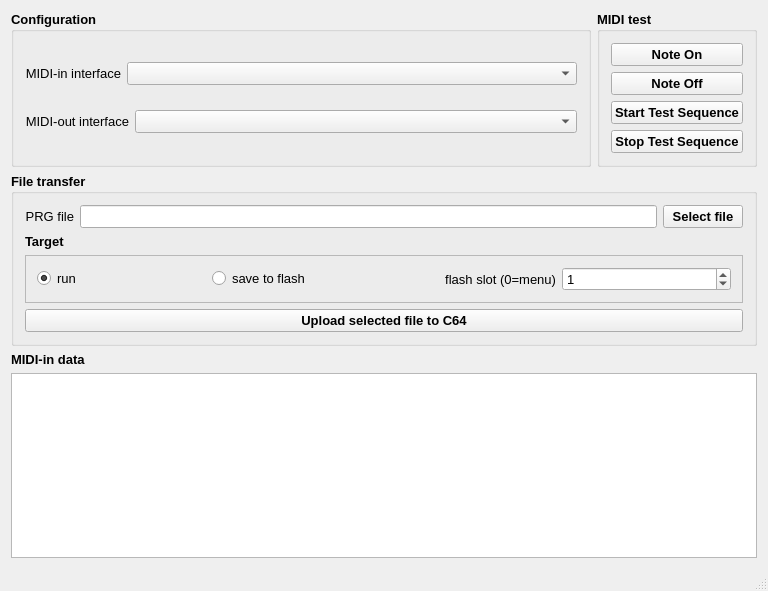
Old version of the form qt/mainwindowform.ui in the repository FrankBuss/kerberos.
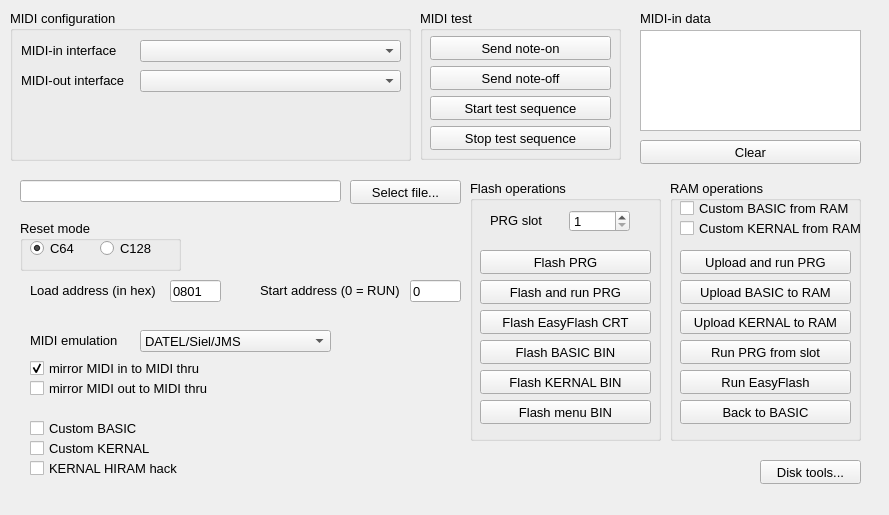
New version of the form.

The edit to the form file:
```diff
--- a/qt/mainwindowform.ui
+++ b/qt/mainwindowform.ui
@@ -6,368 +6,969 @@
    <rect>
     <x>0</x>
     <y>0</y>
-    <width>768</width>
-    <height>591</height>
+    <width>889</width>
+    <height>515</height>
    </rect>
   </property>
   <property name="windowTitle">
-   <string>C64 MIDI File Transfer</string>
+   <string>Kerberos MIDI File Transfer</string>
   </property>
   <property name="statusTip">
    <string/>
   </property>
   <widget class="QWidget" name="centralwidget">
-   <layout class="QVBoxLayout" name="verticalLayout_4">
-    <item>
-     <layout class="QHBoxLayout" name="horizontalLayout_3">
-      <item>
-       <widget class="QGroupBox" name="groupBox">
-        <property name="font">
-         <font>
-          <pointsize>10</pointsize>
-          <weight>75</weight>
-          <bold>true</bold>
-         </font>
-        </property>
-        <property name="title">
-         <string>Configuration</string>
-        </property>
-        <layout class="QVBoxLayout" name="verticalLayout_2">
-         <item>
-          <layout class="QHBoxLayout" name="horizontalLayout_2">
-           <item>
-            <widget class="QLabel" name="label">
-             <property name="font">
-              <font>
-               <pointsize>10</pointsize>
-               <weight>50</weight>
-               <bold>false</bold>
-              </font>
-             </property>
-             <property name="text">
-              <string>MIDI-in interface</string>
-             </property>
-             <property name="alignment">
-              <set>Qt::AlignRight|Qt::AlignTrailing|Qt::AlignVCenter</set>
-             </property>
-            </widget>
-           </item>
-           <item>
-            <widget class="QComboBox" name="midiInInterfacesComboBox">
-             <property name="sizePolicy">
-              <sizepolicy hsizetype="Expanding" vsizetype="Fixed">
-               <horstretch>0</horstretch>
-               <verstretch>0</verstretch>
-              </sizepolicy>
-             </property>
-             <property name="font">
-              <font>
-               <weight>50</weight>
-               <bold>false</bold>
-              </font>
-             </property>
-            </widget>
-           </item>
-          </layout>
-         </item>
-         <item>
-          <layout class="QHBoxLayout" name="horizontalLayout_5">
-           <item>
-            <widget class="QLabel" name="label_5">
-             <property name="font">
-              <font>
-               <pointsize>10</pointsize>
-               <weight>50</weight>
-               <bold>false</bold>
-              </font>
-             </property>
-             <property name="text">
-              <string>MIDI-out interface</string>
-             </property>
-             <property name="alignment">
-              <set>Qt::AlignRight|Qt::AlignTrailing|Qt::AlignVCenter</set>
-             </property>
-            </widget>
-           </item>
-           <item>
-            <widget class="QComboBox" name="midiOutInterfacesComboBox">
-             <property name="sizePolicy">
-              <sizepolicy hsizetype="Expanding" vsizetype="Fixed">
-               <horstretch>0</horstretch>
-               <verstretch>0</verstretch>
-              </sizepolicy>
-             </property>
-             <property name="font">
-              <font>
-               <weight>50</weight>
-               <bold>false</bold>
-              </font>
-             </property>
-            </widget>
-           </item>
-          </layout>
-         </item>
-        </layout>
-       </widget>
-      </item>
-      <item>
-       <widget class="QGroupBox" name="groupBox_3">
-        <property name="font">
-         <font>
-          <pointsize>10</pointsize>
-          <weight>75</weight>
-          <bold>true</bold>
-         </font>
-        </property>
-        <property name="title">
-         <string>MIDI test</string>
-        </property>
-        <layout class="QVBoxLayout" name="verticalLayout_3">
-         <item>
-          <widget class="QPushButton" name="noteOnButton">
-           <property name="font">
-            <font>
-             <weight>75</weight>
-             <bold>true</bold>
-            </font>
-           </property>
-           <property name="text">
-            <string>Note On</string>
-           </property>
-          </widget>
-         </item>
-         <item>
-          <widget class="QPushButton" name="noteOffButton">
-           <property name="font">
-            <font>
-             <weight>75</weight>
-             <bold>true</bold>
-            </font>
-           </property>
-           <property name="text">
-            <string>Note Off</string>
-           </property>
-          </widget>
-         </item>
-         <item>
-          <widget class="QPushButton" name="startTestSequenceButton">
-           <property name="text">
-            <string>Start Test Sequence</string>
-           </property>
-          </widget>
-         </item>
-         <item>
-          <widget class="QPushButton" name="stopTestSequenceButton">
-           <property name="text">
-            <string>Stop Test Sequence</string>
-           </property>
-          </widget>
-         </item>
-        </layout>
-       </widget>
-      </item>
-     </layout>
-    </item>
-    <item>
-     <widget class="QGroupBox" name="groupBox_2">
-      <property name="sizePolicy">
-       <sizepolicy hsizetype="Preferred" vsizetype="Expanding">
-        <horstretch>0</horstretch>
-        <verstretch>0</verstretch>
-       </sizepolicy>
-      </property>
-      <property name="font">
-       <font>
-        <pointsize>10</pointsize>
-        <weight>75</weight>
-        <bold>true</bold>
-       </font>
-      </property>
-      <property name="title">
-       <string>File transfer</string>
-      </property>
-      <layout class="QVBoxLayout" name="verticalLayout">
-       <item>
-        <layout class="QHBoxLayout" name="horizontalLayout">
-         <property name="topMargin">
-          <number>0</number>
-         </property>
-         <item>
-          <widget class="QLabel" name="label_2">
-           <property name="font">
-            <font>
-             <pointsize>10</pointsize>
-             <weight>50</weight>
-             <bold>false</bold>
-            </font>
-           </property>
-           <property name="text">
-            <string>PRG file</string>
-           </property>
-           <property name="alignment">
-            <set>Qt::AlignRight|Qt::AlignTrailing|Qt::AlignVCenter</set>
-           </property>
-          </widget>
-         </item>
-         <item>
-          <widget class="QLineEdit" name="fileEdit">
-           <property name="font">
-            <font>
-             <weight>50</weight>
-             <bold>false</bold>
-            </font>
-           </property>
-          </widget>
-         </item>
-         <item>
-          <widget class="QPushButton" name="selectFileButton">
-           <property name="font">
-            <font>
-             <pointsize>10</pointsize>
-             <weight>75</weight>
-             <bold>true</bold>
-            </font>
-           </property>
-           <property name="text">
-            <string>Select file</string>
-           </property>
-          </widget>
-         </item>
-        </layout>
-       </item>
-       <item>
-        <widget class="QLabel" name="label_3">
-         <property name="text">
-          <string>Target</string>
-         </property>
-        </widget>
-       </item>
-       <item>
-        <widget class="QFrame" name="frame">
-         <property name="frameShape">
-          <enum>QFrame::StyledPanel</enum>
-         </property>
-         <property name="frameShadow">
-          <enum>QFrame::Raised</enum>
-         </property>
-         <layout class="QHBoxLayout" name="horizontalLayout_4">
-          <item>
-           <widget class="QRadioButton" name="runRadioButton">
-            <property name="font">
-             <font>
-              <weight>50</weight>
-              <bold>false</bold>
-             </font>
-            </property>
-            <property name="text">
-             <string>run</string>
-            </property>
-            <property name="checked">
-             <bool>true</bool>
-            </property>
-           </widget>
-          </item>
-          <item>
-           <widget class="QRadioButton" name="saveRadioButton">
-            <property name="font">
-             <font>
-              <weight>50</weight>
-              <bold>false</bold>
-             </font>
-            </property>
-            <property name="text">
-             <string>save to flash</string>
-            </property>
-           </widget>
-          </item>
-          <item>
-           <widget class="QLabel" name="label_4">
-            <property name="font">
-             <font>
-              <weight>50</weight>
-              <bold>false</bold>
-             </font>
-            </property>
-            <property name="text">
-             <string>flash slot (0=menu)</string>
-            </property>
-            <property name="alignment">
-             <set>Qt::AlignRight|Qt::AlignTrailing|Qt::AlignVCenter</set>
-            </property>
-           </widget>
-          </item>
-          <item>
-           <widget class="QSpinBox" name="slotSpinBox">
-            <property name="font">
-             <font>
-              <weight>50</weight>
-              <bold>false</bold>
-             </font>
-            </property>
-            <property name="maximum">
-             <number>10</number>
-            </property>
-            <property name="value">
-             <number>1</number>
-            </property>
-           </widget>
-          </item>
-         </layout>
-        </widget>
-       </item>
-       <item>
-        <widget class="QPushButton" name="uploadFileButton">
-         <property name="sizePolicy">
-          <sizepolicy hsizetype="Minimum" vsizetype="Expanding">
-           <horstretch>0</horstretch>
-           <verstretch>0</verstretch>
-          </sizepolicy>
-         </property>
-         <property name="font">
-          <font>
-           <pointsize>10</pointsize>
-           <weight>75</weight>
-           <bold>true</bold>
-          </font>
-         </property>
-         <property name="text">
-          <string>Upload selected file to C64</string>
-         </property>
-        </widget>
-       </item>
-      </layout>
-     </widget>
-    </item>
-    <item>
-     <widget class="QLabel" name="label_6">
-      <property name="font">
-       <font>
-        <pointsize>10</pointsize>
-        <weight>75</weight>
-        <bold>true</bold>
-       </font>
-      </property>
-      <property name="text">
-       <string>MIDI-in data</string>
-      </property>
-     </widget>
-    </item>
-    <item>
-     <widget class="QTextEdit" name="midiInDataTextEdit"/>
-    </item>
-   </layout>
+   <widget class="QLabel" name="label_6">
+    <property name="geometry">
+     <rect>
+      <x>640</x>
+      <y>10</y>
+      <width>81</width>
+      <height>16</height>
+     </rect>
+    </property>
+    <property name="font">
+     <font>
+      <pointsize>10</pointsize>
+     </font>
+    </property>
+    <property name="text">
+     <string>MIDI-in data</string>
+    </property>
+   </widget>
+   <widget class="QTextEdit" name="midiInDataTextEdit">
+    <property name="geometry">
+     <rect>
+      <x>640</x>
+      <y>30</y>
+      <width>221</width>
+      <height>101</height>
+     </rect>
+    </property>
+    <property name="readOnly">
+     <bool>true</bool>
+    </property>
+   </widget>
+   <widget class="QLineEdit" name="fileEdit">
+    <property name="geometry">
+     <rect>
+      <x>20</x>
+      <y>180</y>
+      <width>321</width>
+      <height>22</height>
+     </rect>
+    </property>
+    <property name="font">
+     <font>
+      <pointsize>10</pointsize>
+     </font>
+    </property>
+   </widget>
+   <widget class="QGroupBox" name="groupBox_6">
+    <property name="geometry">
+     <rect>
+      <x>670</x>
+      <y>180</y>
+      <width>191</width>
+      <height>261</height>
+     </rect>
+    </property>
+    <property name="font">
+     <font>
+      <pointsize>10</pointsize>
+     </font>
+    </property>
+    <property name="title">
+     <string>RAM operations</string>
+    </property>
+    <widget class="QPushButton" name="uploadKernalToRamButton">
+     <property name="geometry">
+      <rect>
+       <x>10</x>
+       <y>130</y>
+       <width>171</width>
+       <height>24</height>
+      </rect>
+     </property>
+     <property name="sizePolicy">
+      <sizepolicy hsizetype="Minimum" vsizetype="Expanding">
+       <horstretch>0</horstretch>
+       <verstretch>0</verstretch>
+      </sizepolicy>
+     </property>
+     <property name="font">
+      <font>
+       <pointsize>10</pointsize>
+      </font>
+     </property>
+     <property name="text">
+      <string>Upload KERNAL to RAM</string>
+     </property>
+    </widget>
+    <widget class="QPushButton" name="uploadBasicToRamButton">
+     <property name="geometry">
+      <rect>
+       <x>10</x>
+       <y>100</y>
+       <width>171</width>
+       <height>24</height>
+      </rect>
+     </property>
+     <property name="sizePolicy">
+      <sizepolicy hsizetype="Minimum" vsizetype="Expanding">
+       <horstretch>0</horstretch>
+       <verstretch>0</verstretch>
+      </sizepolicy>
+     </property>
+     <property name="font">
+      <font>
+       <pointsize>10</pointsize>
+      </font>
+     </property>
+     <property name="text">
+      <string>Upload BASIC to RAM</string>
+     </property>
+    </widget>
+    <widget class="QPushButton" name="uploadAndRunPrgButton">
+     <property name="geometry">
+      <rect>
+       <x>10</x>
+       <y>70</y>
+       <width>171</width>
+       <height>24</height>
+      </rect>
+     </property>
+     <property name="sizePolicy">
+      <sizepolicy hsizetype="Minimum" vsizetype="Expanding">
+       <horstretch>0</horstretch>
+       <verstretch>0</verstretch>
+      </sizepolicy>
+     </property>
+     <property name="font">
+      <font>
+       <pointsize>10</pointsize>
+      </font>
+     </property>
+     <property name="text">
+      <string>Upload and run PRG</string>
+     </property>
+    </widget>
+    <widget class="QPushButton" name="runPrgFromSlotButton">
+     <property name="geometry">
+      <rect>
+       <x>10</x>
+       <y>160</y>
+       <width>171</width>
+       <height>24</height>
+      </rect>
+     </property>
+     <property name="sizePolicy">
+      <sizepolicy hsizetype="Minimum" vsizetype="Expanding">
+       <horstretch>0</horstretch>
+       <verstretch>0</verstretch>
+      </sizepolicy>
+     </property>
+     <property name="font">
+      <font>
+       <pointsize>10</pointsize>
+      </font>
+     </property>
+     <property name="text">
+      <string>Run PRG from slot</string>
+     </property>
+    </widget>
+    <widget class="QPushButton" name="runEasyFlashButton">
+     <property name="geometry">
+      <rect>
+       <x>10</x>
+       <y>190</y>
+       <width>171</width>
+       <height>24</height>
+      </rect>
+     </property>
+     <property name="sizePolicy">
+      <sizepolicy hsizetype="Minimum" vsizetype="Expanding">
+       <horstretch>0</horstretch>
+       <verstretch>0</verstretch>
+      </sizepolicy>
+     </property>
+     <property name="font">
+      <font>
+       <pointsize>10</pointsize>
+      </font>
+     </property>
+     <property name="text">
+      <string>Run EasyFlash</string>
+     </property>
+    </widget>
+    <widget class="QPushButton" name="backToBasicButton">
+     <property name="geometry">
+      <rect>
+       <x>10</x>
+       <y>220</y>
+       <width>171</width>
+       <height>24</height>
+      </rect>
+     </property>
+     <property name="sizePolicy">
+      <sizepolicy hsizetype="Minimum" vsizetype="Expanding">
+       <horstretch>0</horstretch>
+       <verstretch>0</verstretch>
+      </sizepolicy>
+     </property>
+     <property name="font">
+      <font>
+       <pointsize>10</pointsize>
+      </font>
+     </property>
+     <property name="text">
+      <string>Back to BASIC</string>
+     </property>
+    </widget>
+    <widget class="QCheckBox" name="customBasicFromRamCheckbox">
+     <property name="geometry">
+      <rect>
+       <x>10</x>
+       <y>20</y>
+       <width>181</width>
+       <height>17</height>
+      </rect>
+     </property>
+     <property name="font">
+      <font>
+       <pointsize>10</pointsize>
+      </font>
+     </property>
+     <property name="text">
+      <string>Custom BASIC from RAM</string>
+     </property>
+    </widget>
+    <widget class="QCheckBox" name="customKernalFromRamCheckbox">
+     <property name="geometry">
+      <rect>
+       <x>10</x>
+       <y>40</y>
+       <width>181</width>
+       <height>17</height>
+      </rect>
+     </property>
+     <property name="font">
+      <font>
+       <pointsize>10</pointsize>
+      </font>
+     </property>
+     <property name="text">
+      <string>Custom KERNAL from RAM</string>
+     </property>
+    </widget>
+   </widget>
+   <widget class="QPushButton" name="selectFileButton">
+    <property name="geometry">
+     <rect>
+      <x>350</x>
+      <y>180</y>
+      <width>111</width>
+      <height>24</height>
+     </rect>
+    </property>
+    <property name="font">
+     <font>
+      <pointsize>10</pointsize>
+     </font>
+    </property>
+    <property name="text">
+     <string>Select file...</string>
+    </property>
+   </widget>
+   <widget class="QLabel" name="label_7">
+    <property name="geometry">
+     <rect>
+      <x>30</x>
+      <y>280</y>
+      <width>141</width>
+      <height>21</height>
+     </rect>
+    </property>
+    <property name="font">
+     <font>
+      <pointsize>10</pointsize>
+     </font>
+    </property>
+    <property name="text">
+     <string>Load address (in hex)</string>
+    </property>
+   </widget>
+   <widget class="QLineEdit" name="startAddressEdit">
+    <property name="geometry">
+     <rect>
+      <x>410</x>
+      <y>280</y>
+      <width>51</width>
+      <height>22</height>
+     </rect>
+    </property>
+    <property name="font">
+     <font>
+      <pointsize>10</pointsize>
+      <weight>50</weight>
+      <bold>false</bold>
+     </font>
+    </property>
+    <property name="text">
+     <string>0</string>
+    </property>
+   </widget>
+   <widget class="QLineEdit" name="loadAddressEdit">
+    <property name="geometry">
+     <rect>
+      <x>170</x>
+      <y>280</y>
+      <width>51</width>
+      <height>22</height>
+     </rect>
+    </property>
+    <property name="font">
+     <font>
+      <pointsize>10</pointsize>
+      <weight>50</weight>
+      <bold>false</bold>
+     </font>
+    </property>
+    <property name="text">
+     <string>0801</string>
+    </property>
+   </widget>
+   <widget class="QLabel" name="label_8">
+    <property name="geometry">
+     <rect>
+      <x>260</x>
+      <y>280</y>
+      <width>151</width>
+      <height>21</height>
+     </rect>
+    </property>
+    <property name="font">
+     <font>
+      <pointsize>10</pointsize>
+     </font>
+    </property>
+    <property name="text">
+     <string>Start address (0 = RUN)</string>
+    </property>
+   </widget>
+   <widget class="QGroupBox" name="groupBox_7">
+    <property name="geometry">
+     <rect>
+      <x>470</x>
+      <y>180</y>
+      <width>191</width>
+      <height>261</height>
+     </rect>
+    </property>
+    <property name="font">
+     <font>
+      <pointsize>10</pointsize>
+     </font>
+    </property>
+    <property name="title">
+     <string>Flash operations</string>
+    </property>
+    <widget class="QPushButton" name="flashBasicBinButton">
+     <property name="geometry">
+      <rect>
+       <x>10</x>
+       <y>160</y>
+       <width>171</width>
+       <height>24</height>
+      </rect>
+     </property>
+     <property name="sizePolicy">
+      <sizepolicy hsizetype="Minimum" vsizetype="Expanding">
+       <horstretch>0</horstretch>
+       <verstretch>0</verstretch>
+      </sizepolicy>
+     </property>
+     <property name="font">
+      <font>
+       <pointsize>10</pointsize>
+      </font>
+     </property>
+     <property name="text">
+      <string>Flash BASIC BIN</string>
+     </property>
+    </widget>
+    <widget class="QPushButton" name="flashPrgButton">
+     <property name="geometry">
+      <rect>
+       <x>10</x>
+       <y>70</y>
+       <width>171</width>
+       <height>24</height>
+      </rect>
+     </property>
+     <property name="sizePolicy">
+      <sizepolicy hsizetype="Minimum" vsizetype="Expanding">
+       <horstretch>0</horstretch>
+       <verstretch>0</verstretch>
+      </sizepolicy>
+     </property>
+     <property name="font">
+      <font>
+       <pointsize>10</pointsize>
+      </font>
+     </property>
+     <property name="text">
+      <string>Flash PRG</string>
+     </property>
+    </widget>
+    <widget class="QPushButton" name="flashKernalBinButton">
+     <property name="geometry">
+      <rect>
+       <x>10</x>
+       <y>190</y>
+       <width>171</width>
+       <height>24</height>
+      </rect>
+     </property>
+     <property name="sizePolicy">
+      <sizepolicy hsizetype="Minimum" vsizetype="Expanding">
+       <horstretch>0</horstretch>
+       <verstretch>0</verstretch>
+      </sizepolicy>
+     </property>
+     <property name="font">
+      <font>
+       <pointsize>10</pointsize>
+      </font>
+     </property>
+     <property name="text">
+      <string>Flash KERNAL BIN</string>
+     </property>
+    </widget>
+    <widget class="QPushButton" name="flashMenuBinButton">
+     <property name="geometry">
+      <rect>
+       <x>10</x>
+       <y>220</y>
+       <width>171</width>
+       <height>24</height>
+      </rect>
+     </property>
+     <property name="sizePolicy">
+      <sizepolicy hsizetype="Minimum" vsizetype="Expanding">
+       <horstretch>0</horstretch>
+       <verstretch>0</verstretch>
+      </sizepolicy>
+     </property>
+     <property name="font">
+      <font>
+       <pointsize>10</pointsize>
+      </font>
+     </property>
+     <property name="text">
+      <string>Flash menu BIN</string>
+     </property>
+    </widget>
+    <widget class="QPushButton" name="flashEasyFlashCrtButton">
+     <property name="geometry">
+      <rect>
+       <x>10</x>
+       <y>130</y>
+       <width>171</width>
+       <height>24</height>
+      </rect>
+     </property>
+     <property name="sizePolicy">
+      <sizepolicy hsizetype="Minimum" vsizetype="Expanding">
+       <horstretch>0</horstretch>
+       <verstretch>0</verstretch>
+      </sizepolicy>
+     </property>
+     <property name="font">
+      <font>
+       <pointsize>10</pointsize>
+      </font>
+     </property>
+     <property name="text">
+      <string>Flash EasyFlash CRT</string>
+     </property>
+    </widget>
+    <widget class="QPushButton" name="flashAndRunPrgButton">
+     <property name="geometry">
+      <rect>
+       <x>10</x>
+       <y>100</y>
+       <width>171</width>
+       <height>24</height>
+      </rect>
+     </property>
+     <property name="sizePolicy">
+      <sizepolicy hsizetype="Minimum" vsizetype="Expanding">
+       <horstretch>0</horstretch>
+       <verstretch>0</verstretch>
+      </sizepolicy>
+     </property>
+     <property name="font">
+      <font>
+       <pointsize>10</pointsize>
+      </font>
+     </property>
+     <property name="text">
+      <string>Flash and run PRG</string>
+     </property>
+    </widget>
+    <widget class="QLabel" name="label_4">
+     <property name="geometry">
+      <rect>
+       <x>20</x>
+       <y>30</y>
+       <width>71</width>
+       <height>21</height>
+      </rect>
+     </property>
+     <property name="text">
+      <string>PRG slot</string>
+     </property>
+    </widget>
+    <widget class="QSpinBox" name="prgSlotSpinBox">
+     <property name="geometry">
+      <rect>
+       <x>99</x>
+       <y>30</y>
+       <width>61</width>
+       <height>22</height>
+      </rect>
+     </property>
+     <property name="font">
+      <font>
+       <weight>50</weight>
+       <bold>false</bold>
+      </font>
+     </property>
+     <property name="minimum">
+      <number>1</number>
+     </property>
+     <property name="maximum">
+      <number>26</number>
+     </property>
+     <property name="value">
+      <number>1</number>
+     </property>
+    </widget>
+   </widget>
+   <widget class="QCheckBox" name="midiThruOutCheckBox">
+    <property name="geometry">
+     <rect>
+      <x>30</x>
+      <y>380</y>
+      <width>241</width>
+      <height>17</height>
+     </rect>
+    </property>
+    <property name="font">
+     <font>
+      <pointsize>10</pointsize>
+     </font>
+    </property>
+    <property name="text">
+     <string>mirror MIDI out to MIDI thru</string>
+    </property>
+   </widget>
+   <widget class="QLabel" name="label_9">
+    <property name="geometry">
+     <rect>
+      <x>30</x>
+      <y>330</y>
+      <width>101</width>
+      <height>21</height>
+     </rect>
+    </property>
+    <property name="font">
+     <font>
+      <pointsize>10</pointsize>
+     </font>
+    </property>
+    <property name="text">
+     <string>MIDI emulation</string>
+    </property>
+   </widget>
+   <widget class="QComboBox" name="midiEmulationComboBox">
+    <property name="geometry">
+     <rect>
+      <x>140</x>
+      <y>330</y>
+      <width>191</width>
+      <height>22</height>
+     </rect>
+    </property>
+    <property name="font">
+     <font>
+      <pointsize>10</pointsize>
+     </font>
+    </property>
+    <property name="currentIndex">
+     <number>3</number>
+    </property>
+    <item>
+     <property name="text">
+      <string>None</string>
+     </property>
+    </item>
+    <item>
+     <property name="text">
+      <string>Sequential Circuits Inc.</string>
+     </property>
+    </item>
+    <item>
+     <property name="text">
+      <string>Passport &amp; Syntech</string>
+     </property>
+    </item>
+    <item>
+     <property name="text">
+      <string>DATEL/Siel/JMS</string>
+     </property>
+    </item>
+    <item>
+     <property name="text">
+      <string>Namesoft</string>
+     </property>
+    </item>
+   </widget>
+   <widget class="QCheckBox" name="customKernalCheckBox">
+    <property name="geometry">
+     <rect>
+      <x>30</x>
+      <y>440</y>
+      <width>191</width>
+      <height>17</height>
+     </rect>
+    </property>
+    <property name="font">
+     <font>
+      <pointsize>10</pointsize>
+     </font>
+    </property>
+    <property name="text">
+     <string>Custom KERNAL</string>
+    </property>
+   </widget>
+   <widget class="QCheckBox" name="midiThruInCheckBox">
+    <property name="geometry">
+     <rect>
+      <x>30</x>
+      <y>360</y>
+      <width>241</width>
+      <height>17</height>
+     </rect>
+    </property>
+    <property name="font">
+     <font>
+      <pointsize>10</pointsize>
+     </font>
+    </property>
+    <property name="text">
+     <string>mirror MIDI in to MIDI thru</string>
+    </property>
+    <property name="checked">
+     <bool>true</bool>
+    </property>
+   </widget>
+   <widget class="QCheckBox" name="customBasicCheckBox">
+    <property name="geometry">
+     <rect>
+      <x>30</x>
+      <y>420</y>
+      <width>191</width>
+      <height>17</height>
+     </rect>
+    </property>
+    <property name="font">
+     <font>
+      <pointsize>10</pointsize>
+     </font>
+    </property>
+    <property name="text">
+     <string>Custom BASIC</string>
+    </property>
+   </widget>
+   <widget class="QCheckBox" name="kernalHiramHackCheckBox">
+    <property name="geometry">
+     <rect>
+      <x>30</x>
+      <y>460</y>
+      <width>191</width>
+      <height>17</height>
+     </rect>
+    </property>
+    <property name="font">
+     <font>
+      <pointsize>10</pointsize>
+     </font>
+    </property>
+    <property name="text">
+     <string>KERNAL HIRAM hack</string>
+    </property>
+   </widget>
+   <widget class="QGroupBox" name="resetModeGroupBox">
+    <property name="geometry">
+     <rect>
+      <x>20</x>
+      <y>220</y>
+      <width>161</width>
+      <height>51</height>
+     </rect>
+    </property>
+    <property name="font">
+     <font>
+      <pointsize>10</pointsize>
+     </font>
+    </property>
+    <property name="title">
+     <string>Reset mode</string>
+    </property>
+    <property name="flat">
+     <bool>false</bool>
+    </property>
+    <widget class="QRadioButton" name="resetModeC64RadioButton">
+     <property name="geometry">
+      <rect>
+       <x>10</x>
+       <y>20</y>
+       <width>61</width>
+       <height>17</height>
+      </rect>
+     </property>
+     <property name="text">
+      <string>C64</string>
+     </property>
+     <property name="checked">
+      <bool>true</bool>
+     </property>
+    </widget>
+    <widget class="QRadioButton" name="resetModeC128RadioButton">
+     <property name="geometry">
+      <rect>
+       <x>80</x>
+       <y>20</y>
+       <width>61</width>
+       <height>17</height>
+      </rect>
+     </property>
+     <property name="text">
+      <string>C128</string>
+     </property>
+    </widget>
+   </widget>
+   <widget class="QPushButton" name="diskToolsButton">
+    <property name="geometry">
+     <rect>
+      <x>760</x>
+      <y>460</y>
+      <width>101</width>
+      <height>24</height>
+     </rect>
+    </property>
+    <property name="sizePolicy">
+     <sizepolicy hsizetype="Minimum" vsizetype="Expanding">
+      <horstretch>0</horstretch>
+      <verstretch>0</verstretch>
+     </sizepolicy>
+    </property>
+    <property name="font">
+     <font>
+      <pointsize>10</pointsize>
+     </font>
+    </property>
+    <property name="text">
+     <string>Disk tools...</string>
+    </property>
+   </widget>
+   <widget class="QGroupBox" name="groupBox">
+    <property name="geometry">
+     <rect>
+      <x>10</x>
+      <y>10</y>
+      <width>401</width>
+      <height>151</height>
+     </rect>
+    </property>
+    <property name="font">
+     <font>
+      <pointsize>10</pointsize>
+     </font>
+    </property>
+    <property name="title">
+     <string>MIDI configuration</string>
+    </property>
+    <widget class="QLabel" name="label">
+     <property name="geometry">
+      <rect>
+       <x>11</x>
+       <y>30</y>
+       <width>111</width>
+       <height>21</height>
+      </rect>
+     </property>
+     <property name="font">
+      <font>
+       <pointsize>10</pointsize>
+      </font>
+     </property>
+     <property name="text">
+      <string>MIDI-in interface</string>
+     </property>
+    </widget>
+    <widget class="QComboBox" name="midiInInterfacesComboBox">
+     <property name="geometry">
+      <rect>
+       <x>130</x>
+       <y>30</y>
+       <width>261</width>
+       <height>22</height>
+      </rect>
+     </property>
+     <property name="sizePolicy">
+      <sizepolicy hsizetype="Expanding" vsizetype="Fixed">
+       <horstretch>0</horstretch>
+       <verstretch>0</verstretch>
+      </sizepolicy>
+     </property>
+    </widget>
+    <widget class="QLabel" name="label_5">
+     <property name="geometry">
+      <rect>
+       <x>11</x>
+       <y>60</y>
+       <width>111</width>
+       <height>21</height>
+      </rect>
+     </property>
+     <property name="font">
+      <font>
+       <pointsize>10</pointsize>
+      </font>
+     </property>
+     <property name="text">
+      <string>MIDI-out interface</string>
+     </property>
+    </widget>
+    <widget class="QComboBox" name="midiOutInterfacesComboBox">
+     <property name="geometry">
+      <rect>
+       <x>130</x>
+       <y>60</y>
+       <width>261</width>
+       <height>22</height>
+      </rect>
+     </property>
+     <property name="sizePolicy">
+      <sizepolicy hsizetype="Expanding" vsizetype="Fixed">
+       <horstretch>0</horstretch>
+       <verstretch>0</verstretch>
+      </sizepolicy>
+     </property>
+    </widget>
+   </widget>
+   <widget class="QGroupBox" name="groupBox_3">
+    <property name="geometry">
+     <rect>
+      <x>420</x>
+      <y>10</y>
+      <width>201</width>
+      <height>150</height>
+     </rect>
+    </property>
+    <property name="font">
+     <font>
+      <pointsize>10</pointsize>
+     </font>
+    </property>
+    <property name="title">
+     <string>MIDI test</string>
+    </property>
+    <widget class="QPushButton" name="noteOnButton">
+     <property name="geometry">
+      <rect>
+       <x>10</x>
+       <y>26</y>
+       <width>181</width>
+       <height>24</height>
+      </rect>
+     </property>
+     <property name="text">
+      <string>Send note-on</string>
+     </property>
+    </widget>
+    <widget class="QPushButton" name="noteOffButton">
+     <property name="geometry">
+      <rect>
+       <x>10</x>
+       <y>56</y>
+       <width>181</width>
+       <height>24</height>
+      </rect>
+     </property>
+     <property name="text">
+      <string>Send note-off</string>
+     </property>
+    </widget>
+    <widget class="QPushButton" name="startTestSequenceButton">
+     <property name="geometry">
+      <rect>
+       <x>10</x>
+       <y>86</y>
+       <width>181</width>
+       <height>24</height>
+      </rect>
+     </property>
+     <property name="text">
+      <string>Start test sequence</string>
+     </property>
+    </widget>
+    <widget class="QPushButton" name="stopTestSequenceButton">
+     <property name="geometry">
+      <rect>
+       <x>10</x>
+       <y>116</y>
+       <width>181</width>
+       <height>24</height>
+      </rect>
+     </property>
+     <property name="text">
+      <string>Stop test sequence</string>
+     </property>
+    </widget>
+   </widget>
+   <widget class="QPushButton" name="clearButton">
+    <property name="geometry">
+     <rect>
+      <x>640</x>
+      <y>140</y>
+      <width>221</width>
+      <height>24</height>
+     </rect>
+    </property>
+    <property name="sizePolicy">
+     <sizepolicy hsizetype="Minimum" vsizetype="Expanding">
+      <horstretch>0</horstretch>
+      <verstretch>0</verstretch>
+     </sizepolicy>
+    </property>
+    <property name="font">
+     <font>
+      <pointsize>10</pointsize>
+     </font>
+    </property>
+    <property name="text">
+     <string>Clear</string>
+    </property>
+   </widget>
   </widget>
-  <widget class="QMenuBar" name="menubar">
-   <property name="geometry">
-    <rect>
-     <x>0</x>
-     <y>0</y>
-     <width>768</width>
-     <height>21</height>
-    </rect>
+  <widget class="QStatusBar" name="statusbar">
+   <property name="sizeGripEnabled">
+    <bool>false</bool>
    </property>
   </widget>
-  <widget class="QStatusBar" name="statusbar"/>
  </widget>
  <layoutdefault spacing="6" margin="11"/>
  <resources/>
```
